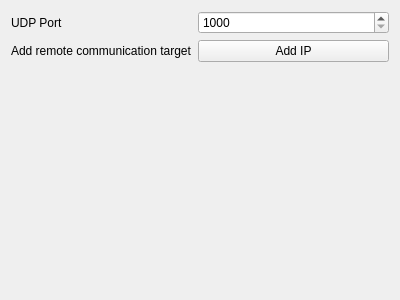
Above: src/ui/QGCUDPLinkConfiguration.ui from ArduPilot/apm_planner before the change. Below: the same form after it.
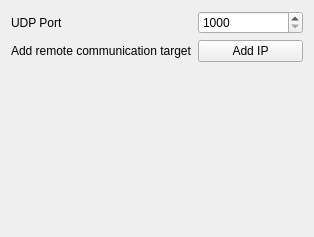
That is the form after the change.

Commit message: UDP Link: Fix layout

Patch:
```diff
--- a/src/ui/QGCUDPLinkConfiguration.ui
+++ b/src/ui/QGCUDPLinkConfiguration.ui
@@ -6,14 +6,16 @@
    <rect>
     <x>0</x>
     <y>0</y>
-    <width>400</width>
-    <height>300</height>
+    <width>314</width>
+    <height>237</height>
    </rect>
   </property>
   <property name="windowTitle">
    <string>Form</string>
   </property>
-  <layout class="QFormLayout" name="formLayout">
+  <layout class="QVBoxLayout" name="verticalLayout">
+   <item>
+    <layout class="QGridLayout" name="gridLayout">
    <item row="0" column="0">
     <widget class="QLabel" name="portLabel">
      <property name="text">
@@ -44,6 +46,21 @@
       <string>Add IP</string>
      </property>
     </widget>
+     </item>
+    </layout>
+   </item>
+   <item>
+    <spacer name="verticalSpacer">
+     <property name="orientation">
+      <enum>Qt::Vertical</enum>
+     </property>
+     <property name="sizeHint" stdset="0">
+      <size>
+       <width>20</width>
+       <height>148</height>
+      </size>
+     </property>
+    </spacer>
    </item>
   </layout>
  </widget>
```
Lines whose indentation alone changed are shown as unchanged.
